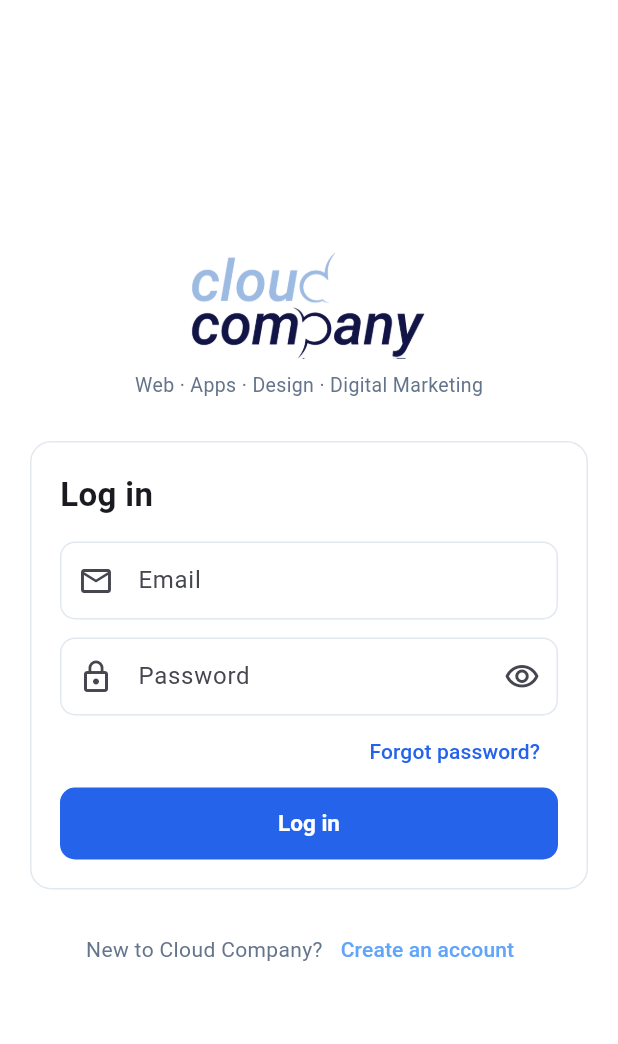
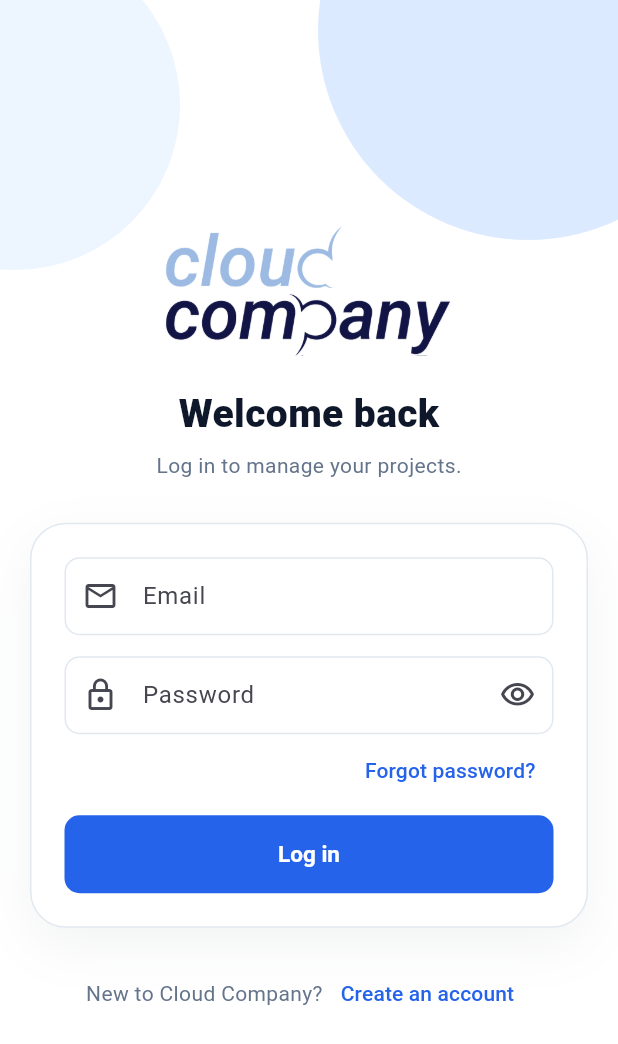
Before and after one commit to azizulprottoy/cloudcompanyapp, a Flutter app: the LoginPage screen opened by its route, on a phone screen of 412 x 824 dp. Shown: the top 1044 px of the screen. Run offline on Flutter 3.47's test engine with Material 3 defaults, Android fonts, the phone set to English and light mode, and no system bars; our stand-ins replace cached_network_image, dio, flutter_html, flutter_secure_storage, get, get_storage and 3 more; accounts and stored records are empty; network calls fail.

Commit message:
feat: redesigned login page

```diff
--- a/lib/features/auth/view/login_page.dart
+++ b/lib/features/auth/view/login_page.dart
@@ -12,7 +12,34 @@ class LoginPage extends GetView<LoginController> {
   Widget build(BuildContext context) {
     return Scaffold(
       backgroundColor: Colors.white,
-      body: SafeArea(
+      body: Stack(
+        children: [
+          // Soft brand-colored glow behind the header — purely decorative.
+          Positioned(
+            top: -120,
+            right: -80,
+            child: Container(
+              width: 280,
+              height: 280,
+              decoration: const BoxDecoration(
+                shape: BoxShape.circle,
+                color: AppColors.primaryLight,
+              ),
+            ),
+          ),
+          Positioned(
+            top: -40,
+            left: -100,
+            child: Container(
+              width: 220,
+              height: 220,
+              decoration: BoxDecoration(
+                shape: BoxShape.circle,
+                color: AppColors.primaryLight.withValues(alpha: 0.5),
+              ),
+            ),
+          ),
+          SafeArea(
             child: Center(
               child: SingleChildScrollView(
                 padding: const EdgeInsets.all(20),
@@ -20,32 +47,45 @@ class LoginPage extends GetView<LoginController> {
                   constraints: const BoxConstraints(maxWidth: 440),
                   child: Column(
                     children: [
-                  Image.asset('assets/images/logo.png', height: 72),
-                  const SizedBox(height: 8),
+                      const SizedBox(height: 12),
+                      Image.asset('assets/images/logo.png', height: 88),
+                      const SizedBox(height: 20),
                       const Text(
-                    'Web · Apps · Design · Digital Marketing',
+                        'Welcome back',
+                        style: TextStyle(
+                          fontSize: 26,
+                          fontWeight: FontWeight.w800,
+                          color: AppColors.textPrimary,
+                        ),
+                      ),
+                      const SizedBox(height: 6),
+                      const Text(
+                        'Log in to manage your projects.',
                         style: TextStyle(
                           color: AppColors.textSecondary,
-                      fontSize: 13,
+                          fontSize: 14,
                         ),
                       ),
                       const SizedBox(height: 28),
-                  Card(
-                    child: Padding(
-                      padding: const EdgeInsets.all(20),
+                      Container(
+                        padding: const EdgeInsets.all(22),
+                        decoration: BoxDecoration(
+                          color: Colors.white,
+                          borderRadius: BorderRadius.circular(24),
+                          border: Border.all(color: AppColors.border),
+                          boxShadow: [
+                            BoxShadow(
+                              color: AppColors.ink.withValues(alpha: 0.05),
+                              blurRadius: 30,
+                              offset: const Offset(0, 12),
+                            ),
+                          ],
+                        ),
                         child: Form(
                           key: controller.formKey,
                           child: Column(
                             crossAxisAlignment: CrossAxisAlignment.stretch,
                             children: [
-                            const Text(
-                              'Log in',
-                              style: TextStyle(
-                                fontSize: 22,
-                                fontWeight: FontWeight.w700,
-                              ),
-                            ),
-                            const SizedBox(height: 16),
                               TextFormField(
                                 controller: controller.emailController,
                                 keyboardType: TextInputType.emailAddress,
@@ -59,16 +99,20 @@ class LoginPage extends GetView<LoginController> {
                                     ? null
                                     : 'Enter a valid email',
                               ),
-                            const SizedBox(height: 12),
+                              const SizedBox(height: 14),
                               Obx(
                                 () => TextFormField(
                                   controller: controller.passwordController,
                                   obscureText: controller.obscure.value,
-                                autofillHints: const [AutofillHints.password],
+                                  autofillHints: const [
+                                    AutofillHints.password,
+                                  ],
                                   onFieldSubmitted: (_) => controller.login(),
                                   decoration: InputDecoration(
                                     labelText: 'Password',
-                                  prefixIcon: const Icon(Icons.lock_outline),
+                                    prefixIcon: const Icon(
+                                      Icons.lock_outline,
+                                    ),
                                     suffixIcon: IconButton(
                                       icon: Icon(
                                         controller.obscure.value
@@ -91,17 +135,22 @@ class LoginPage extends GetView<LoginController> {
                                   child: const Text('Forgot password?'),
                                 ),
                               ),
+                              const SizedBox(height: 6),
                               Obx(
                                 () => FilledButton(
                                   onPressed: controller.isLoading.value
                                       ? null
                                       : controller.login,
+                                  style: FilledButton.styleFrom(
+                                    minimumSize: const Size.fromHeight(52),
+                                  ),
                                   child: controller.isLoading.value
                                       ? const SizedBox(
                                           height: 20,
                                           width: 20,
                                           child: CircularProgressIndicator(
                                             strokeWidth: 2,
+                                            color: Colors.white,
                                           ),
                                         )
                                       : const Text('Log in'),
@@ -111,8 +160,7 @@ class LoginPage extends GetView<LoginController> {
                           ),
                         ),
                       ),
-                  ),
-                  const SizedBox(height: 16),
+                      const SizedBox(height: 20),
                       Row(
                         mainAxisAlignment: MainAxisAlignment.center,
                         children: [
@@ -122,10 +170,7 @@ class LoginPage extends GetView<LoginController> {
                           ),
                           TextButton(
                             onPressed: () => Get.toNamed(AppRoutes.signup),
-                        child: const Text(
-                          'Create an account',
-                          style: TextStyle(color: Color(0xFF60A5FA)),
-                        ),
+                            child: const Text('Create an account'),
                           ),
                         ],
                       ),
@@ -135,6 +180,8 @@ class LoginPage extends GetView<LoginController> {
               ),
             ),
           ),
+        ],
+      ),
     );
   }
 }
```
Lines whose indentation alone changed are shown as unchanged.
